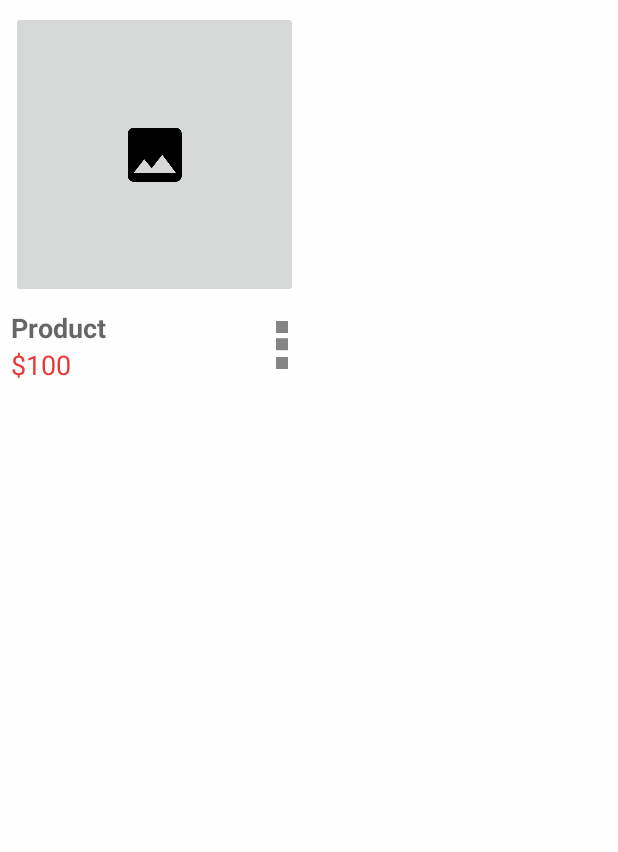
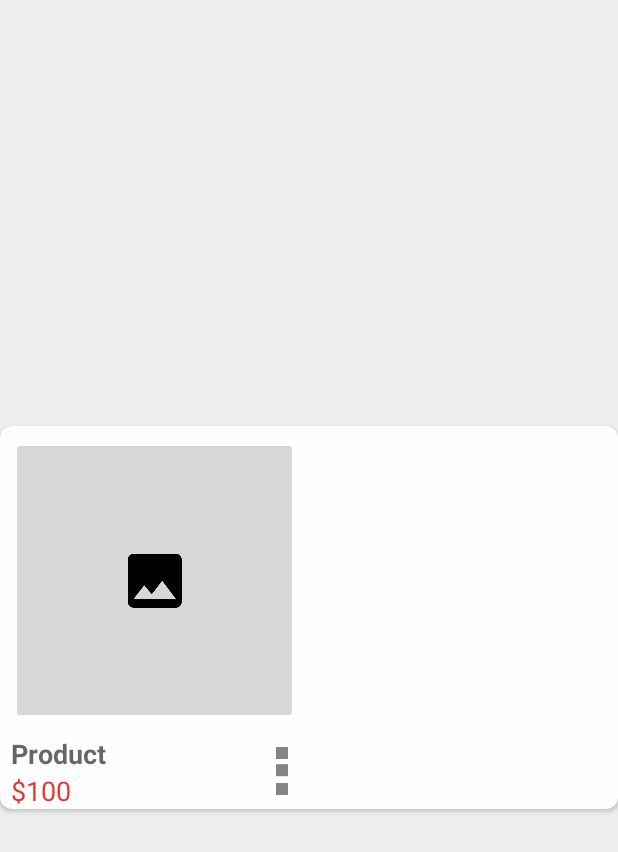
Before and after one commit to volsahin/E-Commerce, an Android app: the layout category_a_small.xml on its own in the app's theme, with its tools: preview values and no code run, on a phone screen of 412 x 824 dp. Shown: the top 852 px of the screen. Run offline under Robolectric (Android 15) with nearby library versions, the phone set to English and light mode, and no system bars.

Commit message:
Recycler View - Card View - Grid Layout - New Small Tablets Added

```diff
--- a/app/src/main/java/com/telpa/ecommerce/adapters/RecyclerAdapter.java
+++ b/app/src/main/java/com/telpa/ecommerce/adapters/RecyclerAdapter.java
@@ -24,7 +24,7 @@ public class RecyclerAdapter extends RecyclerView.Adapter<RecyclerAdapter.ViewHo
 
     @Override
     public RecyclerAdapter.ViewHolder onCreateViewHolder(ViewGroup parent, int viewType) {
-        View v = LayoutInflater.from(parent.getContext()).inflate(R.layout.mytextview,parent,false);
+        View v = LayoutInflater.from(parent.getContext()).inflate(R.layout.category_a_small,parent,false);
 
         RecyclerAdapter.ViewHolder viewHolder = new RecyclerAdapter.ViewHolder(v);
         new SpaceItemDecoration(300);
@@ -34,7 +34,7 @@ public class RecyclerAdapter extends RecyclerView.Adapter<RecyclerAdapter.ViewHo
     @Override
     public void onBindViewHolder(ViewHolder holder, int position) {
 
-        holder.textView.setText("DATA - DATA "+position);
+       // holder.textView.setText("DATA - DATA "+position);
     }
 
     @Override
@@ -48,7 +48,7 @@ public class RecyclerAdapter extends RecyclerView.Adapter<RecyclerAdapter.ViewHo
 
         public ViewHolder(View v) {
             super(v);
-            textView = (TextView)v.findViewById(R.id.textView);
+            textView = (TextView)v.findViewById(R.id.price);
         }
     }
 
--- a/app/src/main/java/com/telpa/ecommerce/tabsliders/TabOne.java
+++ b/app/src/main/java/com/telpa/ecommerce/tabsliders/TabOne.java
@@ -23,7 +23,7 @@ public class TabOne extends Fragment {
     private RecyclerView.Adapter recyclerAdapter;
     private RecyclerView.LayoutManager recyclerLayoutManager;
 
-    private String[] myDataset = {"First","Second","Third"};
+    private String[] myDataset = {"First","Second","Third","Forth","Fifth","sixth"};
 
     @Nullable
     @Override
@@ -40,10 +40,10 @@ public class TabOne extends Fragment {
         recyclerView.setLayoutManager(recyclerLayoutManager);
         */
 
-        recyclerLayoutManager = new StaggeredGridLayoutManager(2,StaggeredGridLayoutManager.VERTICAL);
+        recyclerLayoutManager = new StaggeredGridLayoutManager(3,StaggeredGridLayoutManager.VERTICAL);
         recyclerView.setLayoutManager(recyclerLayoutManager);
 
-        recyclerView.addItemDecoration(new RecyclerAdapter.SpaceItemDecoration(50));
+        recyclerView.addItemDecoration(new RecyclerAdapter.SpaceItemDecoration(10));
         recyclerAdapter = new RecyclerAdapter(myDataset);
         recyclerView.setAdapter(recyclerAdapter);
         return rootView;
--- a/app/src/main/res/layout/category_a_small.xml
+++ b/app/src/main/res/layout/category_a_small.xml
@@ -1,10 +1,21 @@
 <?xml version="1.0" encoding="utf-8"?>
+
+<android.support.v7.widget.CardView xmlns:card_view="http://schemas.android.com/apk/res-auto"
+    xmlns:android="http://schemas.android.com/apk/res/android"
+    android:id="@+id/card_view"
+    android:layout_gravity="center"
+    android:layout_width="match_parent"
+    android:layout_height="wrap_content"
+    card_view:cardCornerRadius="8dp"
+    card_view:cardBackgroundColor="@color/cardview_shadow_start_color">
+
 <RelativeLayout xmlns:android="http://schemas.android.com/apk/res/android"
     android:layout_width="match_parent"
     android:layout_height="match_parent"
     android:orientation="vertical"
     android:weightSum="1"
     android:background="@color/white">
+
 
     <ImageButton
         android:layout_width="191dp"
@@ -52,4 +63,6 @@
         android:layout_alignEnd="@+id/image"
         android:layout_column="4" />
 
+
 </RelativeLayout>
+    </android.support.v7.widget.CardView>
```
